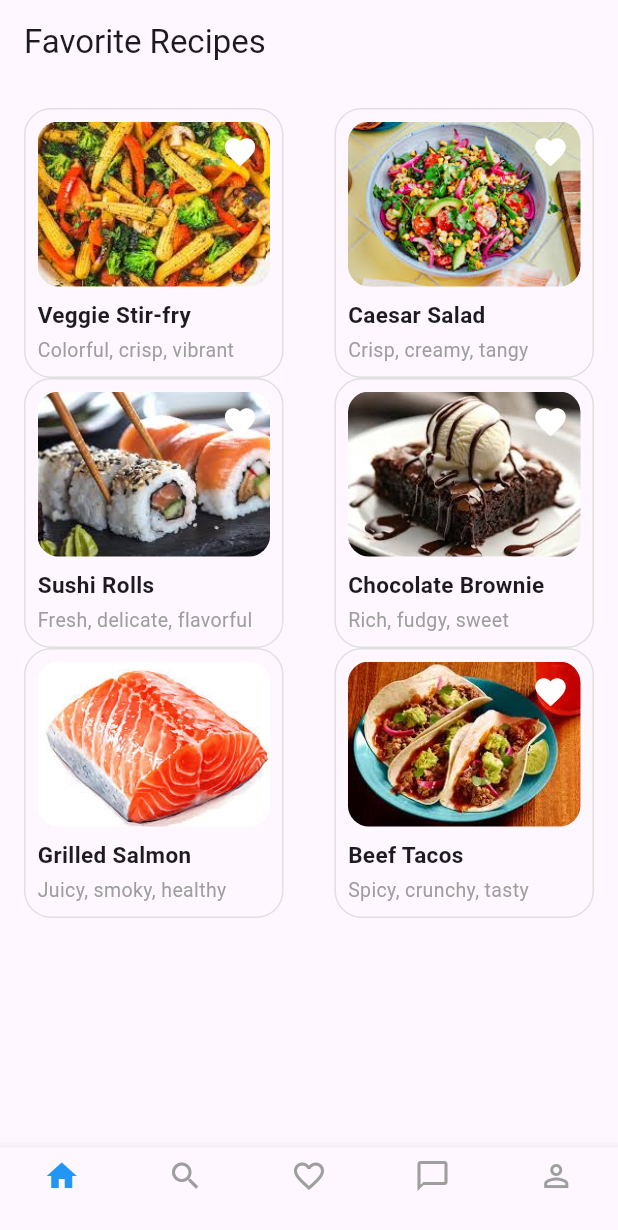
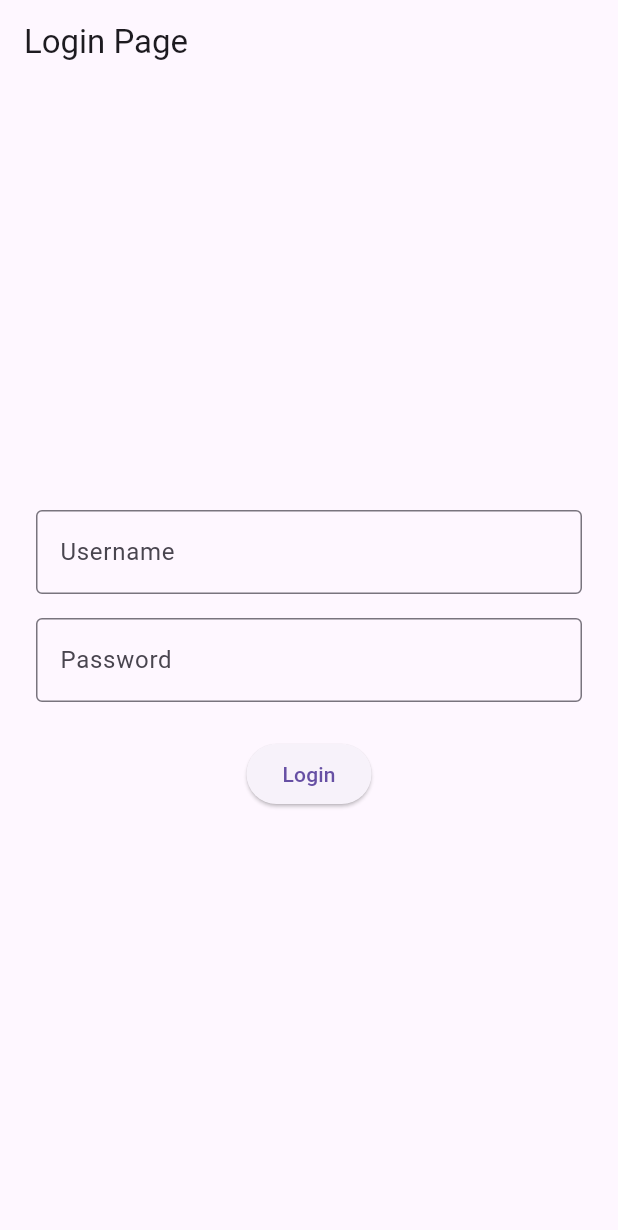
Before and after one commit to Abdirahman240/Lab02-mobile-graphic, a Flutter app: the screen it shows after launch, on a phone screen of 412 x 824 dp. Shown: the top 1230 px of the screen. Run offline on Flutter 3.47's test engine with Material 3 defaults, Android fonts, the phone set to English and light mode, and no system bars; missing offline and left inert: encrypted_shared_preferences.

Commit message:
Completed Week4 EncryptedSharedPreferences lab

```diff
--- a/lib/main.dart
+++ b/lib/main.dart
@@ -1,4 +1,5 @@
 import 'package:flutter/material.dart';
+import 'package:encrypted_shared_preferences/encrypted_shared_preferences.dart';
 
 void main() {
   runApp(const MyApp());
@@ -11,157 +12,143 @@ class MyApp extends StatelessWidget {
   Widget build(BuildContext context) {
     return const MaterialApp(
       debugShowCheckedModeBanner: false,
-      home: RecipePage(),
+      home: LoginPage(),
     );
   }
 }
 
-class RecipePage extends StatelessWidget {
-  const RecipePage({super.key});
+class LoginPage extends StatefulWidget {
+  const LoginPage({super.key});
+
+  @override
+  State<LoginPage> createState() => _LoginPageState();
+}
+
+class _LoginPageState extends State<LoginPage> {
+  final EncryptedSharedPreferences encryptedPrefs =
+  EncryptedSharedPreferences();
+
+  final TextEditingController usernameController = TextEditingController();
+  final TextEditingController passwordController = TextEditingController();
+
+  @override
+  void initState() {
+    super.initState();
+    loadSavedLogin();
+  }
+
+  Future<void> loadSavedLogin() async {
+    String username = await encryptedPrefs.getString("username");
+    String password = await encryptedPrefs.getString("password");
+
+    if (username.isNotEmpty && password.isNotEmpty) {
+      usernameController.text = username;
+      passwordController.text = password;
+
+      print("LOADED FROM SHARED PREFERENCES");
+
+      WidgetsBinding.instance.addPostFrameCallback((_) {
+        ScaffoldMessenger.of(context).showSnackBar(
+          const SnackBar(
+            content: Text(
+              "Previous login name and password have been loaded",
+            ),
+          ),
+        );
+      });
+    }
+  }
+
+  void showSaveLoginDialog() {
+    showDialog(
+      context: context,
+      builder: (context) {
+        return AlertDialog(
+          title: const Text("Save Login?"),
+          content: const Text(
+            "Would you like to save your username and password for next time?",
+          ),
+          actions: [
+            TextButton(
+              onPressed: () async {
+                await encryptedPrefs.clear();
+
+                if (mounted) {
+                  Navigator.pop(context);
+                }
+              },
+              child: const Text("No"),
+            ),
+            TextButton(
+              onPressed: () async {
+                await encryptedPrefs.setString(
+                  "username",
+                  usernameController.text,
+                );
+
+                await encryptedPrefs.setString(
+                  "password",
+                  passwordController.text,
+                );
+
+                if (mounted) {
+                  Navigator.pop(context);
+                }
+              },
+              child: const Text("Yes"),
+            ),
+          ],
+        );
+      },
+    );
+  }
+
+  @override
+  void dispose() {
+    usernameController.dispose();
+    passwordController.dispose();
+    super.dispose();
+  }
 
   @override
   Widget build(BuildContext context) {
     return Scaffold(
       appBar: AppBar(
-        title: const Text("Favorite Recipes"),
+        title: const Text("Login Page"),
       ),
-      body: SingleChildScrollView(
-        child: createLayout(context),
-      ),
-      bottomNavigationBar: BottomNavigationBar(
-        type: BottomNavigationBarType.fixed,
-        currentIndex: 0,
-        selectedItemColor: Colors.blue,
-        unselectedItemColor: Colors.grey,
-        onTap: (index) {},
-        items: const [
-          BottomNavigationBarItem(icon: Icon(Icons.home), label: ""),
-          BottomNavigationBarItem(icon: Icon(Icons.search), label: ""),
-          BottomNavigationBarItem(icon: Icon(Icons.favorite_border), label: ""),
-          BottomNavigationBarItem(icon: Icon(Icons.chat_bubble_outline), label: ""),
-          BottomNavigationBarItem(icon: Icon(Icons.person_outline), label: ""),
-        ],
-      ),
-    );
-  }
-
-  Widget createLayout(BuildContext context) {
-    return Padding(
-      padding: const EdgeInsets.all(16),
-      child: Column(
-        mainAxisAlignment: MainAxisAlignment.spaceBetween, // ✅ FIXED: satisfies mark #2
-        children: [
-          Row(
-            mainAxisAlignment: MainAxisAlignment.spaceBetween,
-            children: [
-              recipeCard(
-                context,
-                "assets/images/1.jpeg",
-                "Veggie Stir-fry",
-                "Colorful, crisp, vibrant",
-              ),
-              recipeCard(
-                context,
-                "assets/images/2.jpeg",
-                "Caesar Salad",
-                "Crisp, creamy, tangy",
-              ),
-            ],
-          ),
-          Row(
-            mainAxisAlignment: MainAxisAlignment.spaceBetween,
-            children: [
-              recipeCard(
-                context,
-                "assets/images/3.jpeg",
-                "Sushi Rolls",
-                "Fresh, delicate, flavorful",
-              ),
-              recipeCard(
-                context,
-                "assets/images/4.jpeg",
-                "Chocolate Brownie",
-                "Rich, fudgy, sweet",
-              ),
-            ],
-          ),
-          Row(
-            mainAxisAlignment: MainAxisAlignment.spaceBetween,
-            children: [
-              recipeCard(
-                context,
-                "assets/images/5.jpeg",
-                "Grilled Salmon",
-                "Juicy, smoky, healthy",
-              ),
-              recipeCard(
-                context,
-                "assets/images/6.jpeg",
-                "Beef Tacos",
-                "Spicy, crunchy, tasty",
-              ),
-            ],
-          ),
-        ],
-      ),
-    );
-  }
-
-  Widget recipeCard(
-      BuildContext context,
-      String imagePath,
-      String title,
-      String description,
-      ) {
-    return Container(
-      width: MediaQuery.of(context).size.width * 0.42,
-      padding: const EdgeInsets.all(8),
-      decoration: BoxDecoration(
-        border: Border.all(color: Colors.grey.shade300),
-        borderRadius: BorderRadius.circular(18),
-      ),
-      child: Column(
-        crossAxisAlignment: CrossAxisAlignment.start,
-        children: [
-          Stack(
-            alignment: Alignment.topRight,
-            children: [
-              ClipRRect(
-                borderRadius: BorderRadius.circular(14),
-                child: Image.asset(
-                  imagePath,
-                  width: double.infinity,
-                  height: 110,
-                  fit: BoxFit.cover,
+      body: Padding(
+        padding: const EdgeInsets.all(24),
+        child: Center(
+          child: SizedBox(
+            width: 400,
+            child: Column(
+              mainAxisAlignment: MainAxisAlignment.center,
+              children: [
+                TextField(
+                  controller: usernameController,
+                  decoration: const InputDecoration(
+                    labelText: "Username",
+                    border: OutlineInputBorder(),
+                  ),
                 ),
-              ),
-              const Padding(
-                padding: EdgeInsets.all(8),
-                child: Icon(
-                  Icons.favorite,
-                  color: Colors.white,
-                  size: 24,
+                const SizedBox(height: 16),
+                TextField(
+                  controller: passwordController,
+                  obscureText: true,
+                  decoration: const InputDecoration(
+                    labelText: "Password",
+                    border: OutlineInputBorder(),
+                  ),
                 ),
-              ),
-            ],
-          ),
-          const SizedBox(height: 8),
-          Text(
-            title,
-            style: const TextStyle(
-              fontWeight: FontWeight.bold,
-              fontSize: 15,
+                const SizedBox(height: 24),
+                ElevatedButton(
+                  onPressed: showSaveLoginDialog,
+                  child: const Text("Login"),
+                ),
+              ],
             ),
           ),
-          const SizedBox(height: 4),
-          Text(
-            description,
-            style: const TextStyle(
-              color: Colors.grey,
-              fontSize: 13,
-            ),
-          ),
-        ],
+        ),
       ),
     );
   }
--- a/pubspec.yaml
+++ b/pubspec.yaml
@@ -34,7 +34,7 @@ dependencies:
   # The following adds the Cupertino Icons font to your application.
   # Use with the CupertinoIcons class for iOS style icons.
   cupertino_icons: ^1.0.8
-
+  encrypted_shared_preferences: ^3.0.1
 dev_dependencies:
   flutter_test:
     sdk: flutter
```
Also changed, not shown: pubspec.lock, 6 other files.
